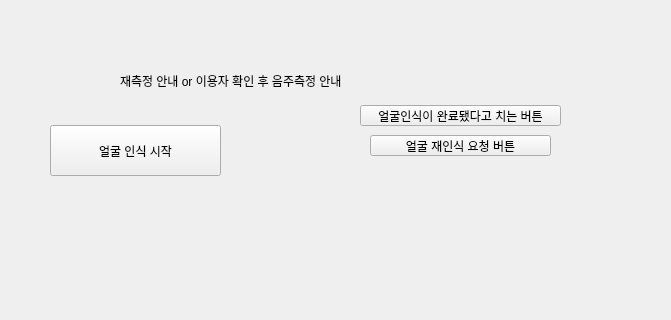
Before: the Qt Designer form pyqt_SSS.ui in curiousLionH/Capstone_Project, drawn with Qt 5; both pictures show x 0 to 671 and y 338 to 658 of the 1137 by 918 pixel window.
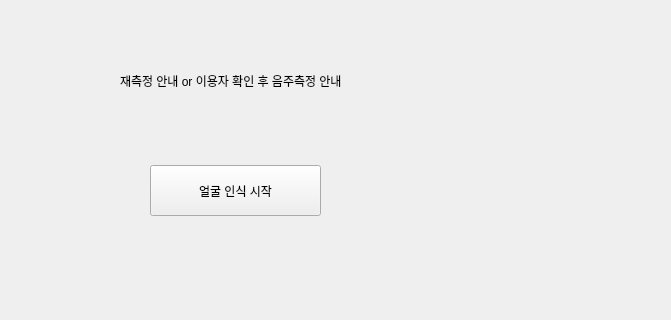
After: the same form once the commit is applied.

Commit message:
faceID+alcohol
.

```diff
--- a/pyqt_SSS.ui
+++ b/pyqt_SSS.ui
@@ -33,8 +33,8 @@
    <widget class="QPushButton" name="camera_start_button">
     <property name="geometry">
      <rect>
-      <x>50</x>
-      <y>440</y>
+      <x>150</x>
+      <y>480</y>
       <width>171</width>
       <height>51</height>
      </rect>
@@ -81,32 +81,6 @@
      <bool>false</bool>
     </property>
    </widget>
-   <widget class="QPushButton" name="temp_button_1">
-    <property name="geometry">
-     <rect>
-      <x>360</x>
-      <y>420</y>
-      <width>201</width>
-      <height>21</height>
-     </rect>
-    </property>
-    <property name="text">
-     <string>얼굴인식이 완료됐다고 치는 버튼</string>
-    </property>
-   </widget>
-   <widget class="QPushButton" name="temp_button_2">
-    <property name="geometry">
-     <rect>
-      <x>370</x>
-      <y>450</y>
-      <width>181</width>
-      <height>21</height>
-     </rect>
-    </property>
-    <property name="text">
-     <string>얼굴 재인식 요청 버튼</string>
-    </property>
-   </widget>
   </widget>
   <widget class="QMenuBar" name="menubar">
    <property name="geometry">
```
The commit also changes 1 other file.
